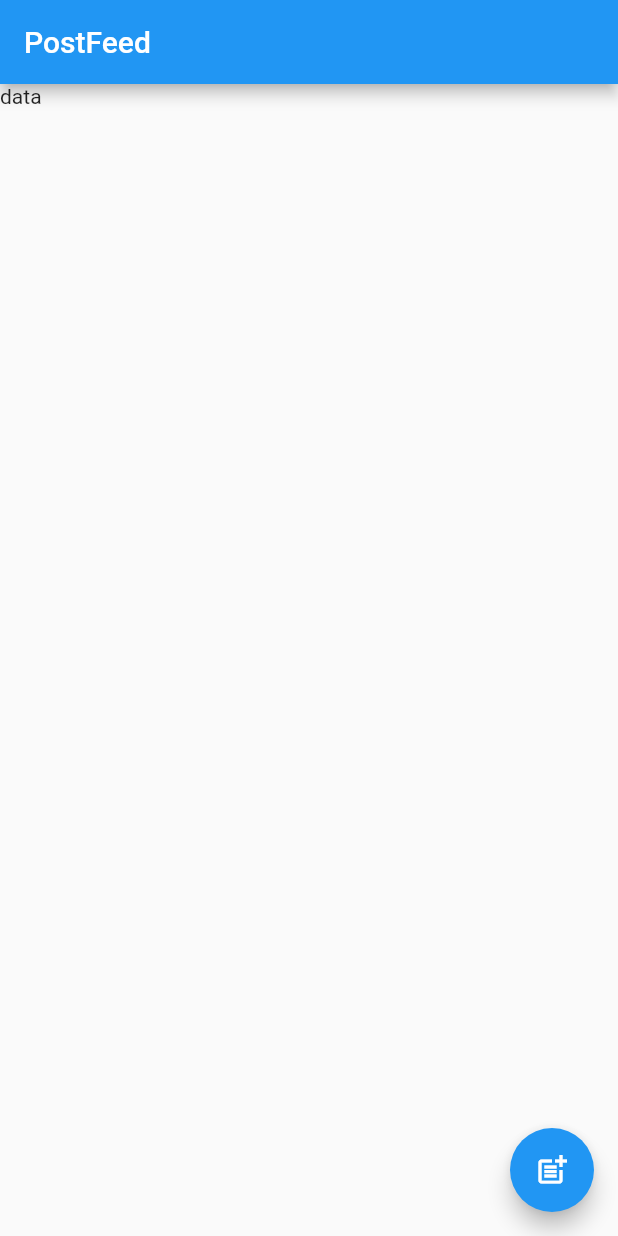
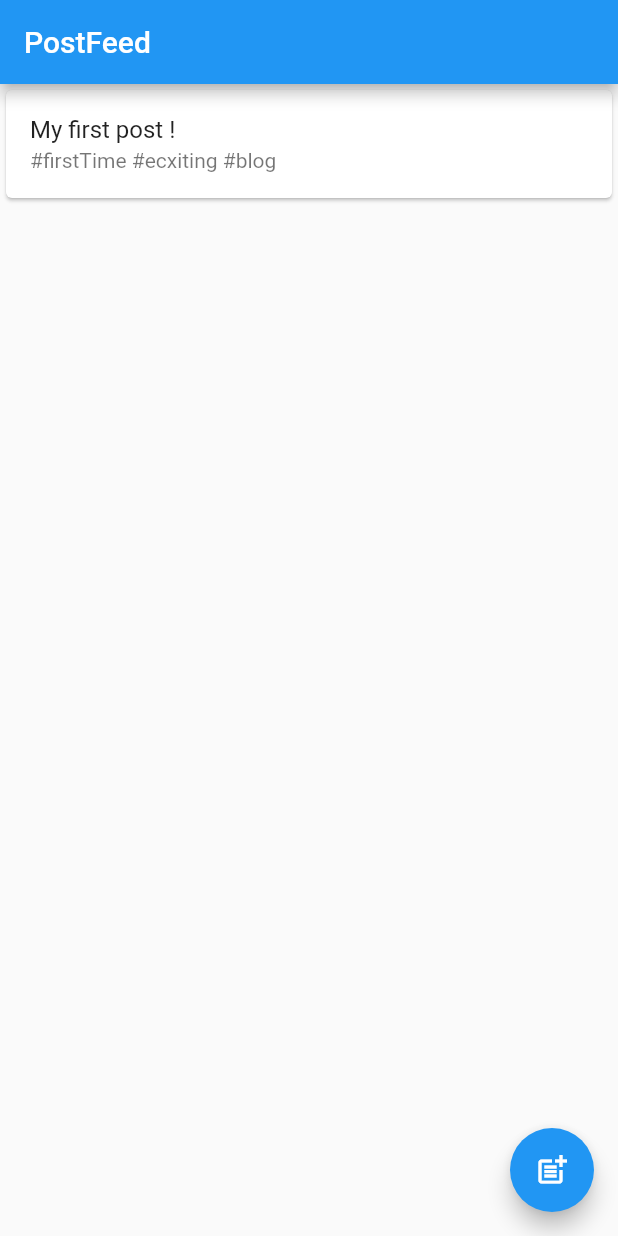
Before and after one commit to EtiennePaita/PostFeed, a Flutter app: the screen it shows after launch, on a phone screen of 412 x 824 dp. Run offline on Flutter 3.47's test engine with Material 2 defaults, Android fonts, the light colour scheme and no system bars.

Commit message:
[HomeScreen] Add PostItem

```diff
--- a/lib/home_screen/home_screen.dart
+++ b/lib/home_screen/home_screen.dart
@@ -1,8 +1,9 @@
 import 'package:flutter/material.dart';
+import 'package:post_feed/home_screen/models/post.dart';
+import 'package:post_feed/home_screen/post_item.dart';
 
 class HomeScreen extends StatelessWidget {
   const HomeScreen({Key? key}) : super(key: key);
-
 
   @override
   Widget build(BuildContext context) {
@@ -11,8 +12,15 @@ class HomeScreen extends StatelessWidget {
         title: const Text('PostFeed'),
       ),
       body: Column(
-        children: const [
-          Text('data')
+        children: [
+          PostItem(
+            post: Post(
+              id: 'SUUU',
+              title: 'My first post !',
+              description: '#firstTime #ecxiting #blog',
+              content: 'This is my first post ever ! I will post regularly contents about me, about my dog and about my golden fish Charlysh. Stay awake ! :)',
+            ),
+          )
         ],
       ),
       floatingActionButton: FloatingActionButton(
@@ -26,5 +34,4 @@ class HomeScreen extends StatelessWidget {
     debugPrint("_onAddPostClick");
     //navigate to add post form
   }
-
 }
--- /dev/null
+++ b/lib/home_screen/models/post.dart
@@ -0,0 +1,13 @@
+class Post {
+  final String id;
+  final String title;
+  final String description;
+  final String content;
+
+  Post({
+    required this.id,
+    required this.title,
+    required this.description,
+    required this.content,
+  });
+}
--- /dev/null
+++ b/lib/home_screen/post_item.dart
@@ -0,0 +1,24 @@
+import 'package:flutter/material.dart';
+import 'package:post_feed/home_screen/models/post.dart';
+
+class PostItem extends StatelessWidget {
+  final Post post;
+  final VoidCallback? onTap;
+
+  const PostItem({
+    Key? key,
+    required this.post,
+    this.onTap,
+  }) : super(key: key);
+
+  @override
+  Widget build(BuildContext context) {
+    return Card(
+      child: ListTile(
+        title: Text(post.title),
+        subtitle: Text(post.description),
+        onTap: onTap,
+      ),
+    );
+  }
+}
```
